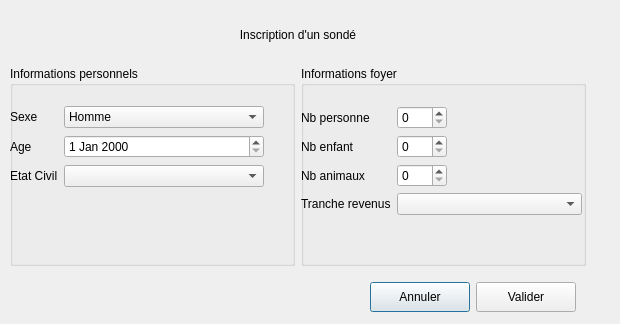
Above: dialoginscription.ui from Dragorane/sondihm before the change. Below: the same form after it.
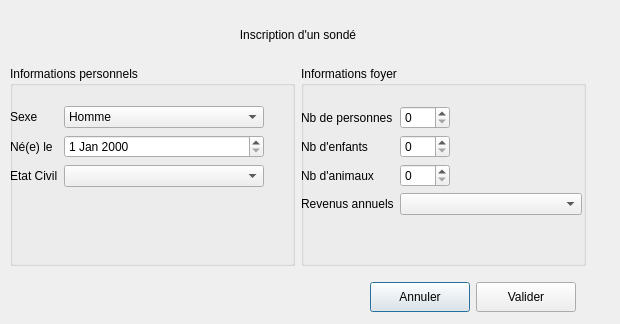
That is the form after the change.

Diff of the .ui file:
```diff
--- a/dialoginscription.ui
+++ b/dialoginscription.ui
@@ -128,7 +128,7 @@
           <item row="1" column="0">
            <widget class="QLabel" name="ageLab">
             <property name="text">
-             <string>Age</string>
+             <string>Né(e) le</string>
             </property>
            </widget>
           </item>
@@ -196,7 +196,7 @@
           <item row="0" column="0">
            <widget class="QLabel" name="nbPersonneLabel">
             <property name="text">
-             <string>Nb personne</string>
+             <string>Nb de personnes</string>
             </property>
            </widget>
           </item>
@@ -213,7 +213,7 @@
           <item row="1" column="0">
            <widget class="QLabel" name="nbEnfLabel">
             <property name="text">
-             <string>Nb enfant</string>
+             <string>Nb d'enfants</string>
             </property>
            </widget>
           </item>
@@ -230,7 +230,7 @@
           <item row="2" column="0">
            <widget class="QLabel" name="nbAnimauxLabel">
             <property name="text">
-             <string>Nb animaux</string>
+             <string>Nb d'animaux</string>
             </property>
            </widget>
           </item>
@@ -247,7 +247,7 @@
           <item row="3" column="0">
            <widget class="QLabel" name="trancheRevenusLabel">
             <property name="text">
-             <string>Tranche revenus</string>
+             <string>Revenus annuels</string>
             </property>
            </widget>
           </item>
```
